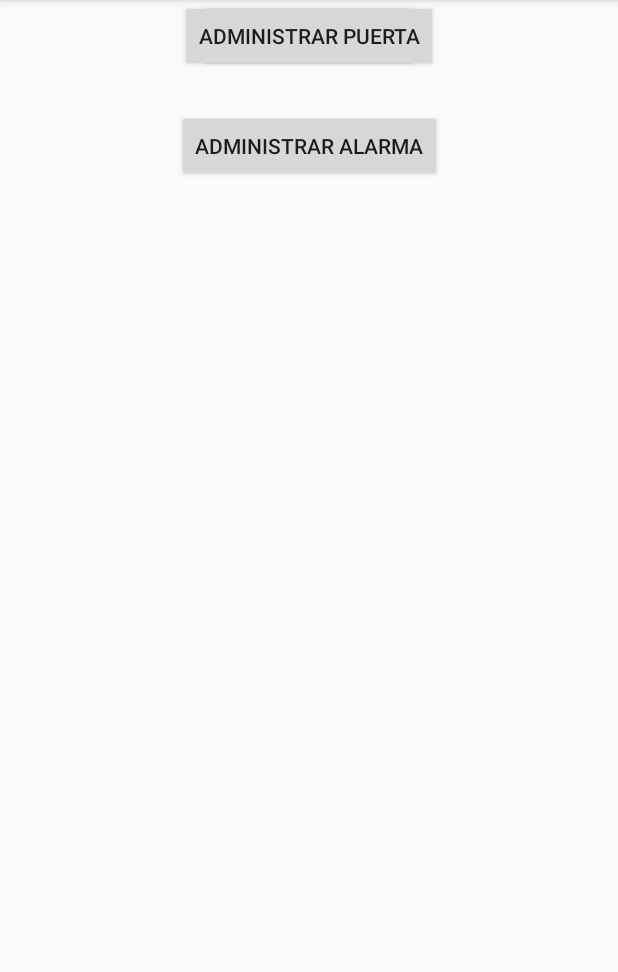
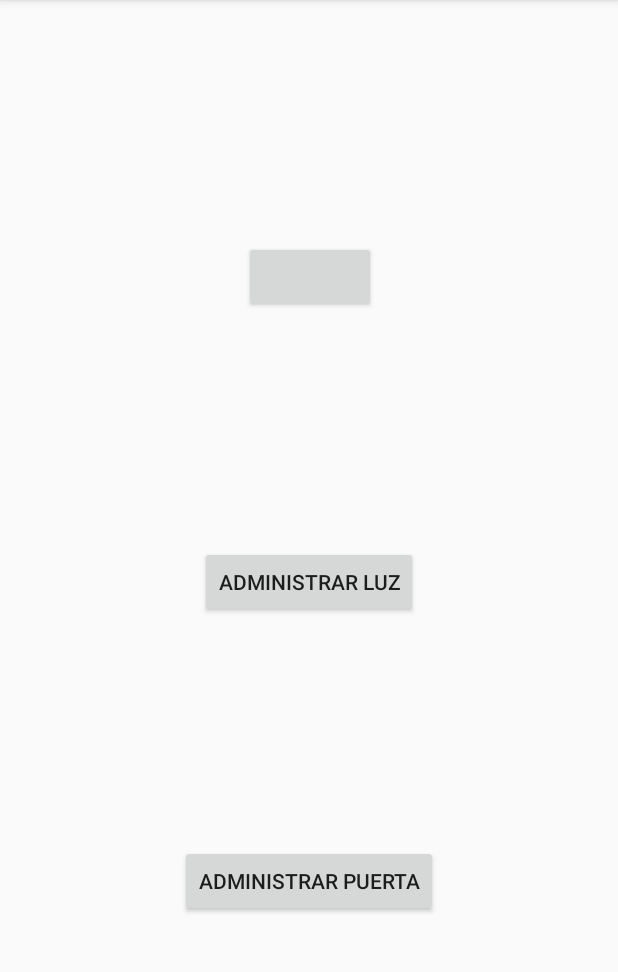
Before and after one commit to GonzaloDavid/ProyectoMoviles, an Android app: the Administrar screen opened directly, with no data from a screen before it, on a phone screen of 412 x 824 dp, the part 84-1056 px from its top. Run offline under Robolectric (Android 15) with nearby library versions, the phone set to English and light mode, and no system bars.

Commit message:
Añadi imagenes

```diff
--- a/app/src/main/res/layout/activity_administrar.xml
+++ b/app/src/main/res/layout/activity_administrar.xml
@@ -5,6 +5,7 @@
     android:layout_width="match_parent"
     android:layout_height="match_parent"
     tools:context=".Administrar">
+
     <Button
         android:id="@+id/bAdminAlarma"
         android:layout_width="wrap_content"
@@ -16,37 +17,44 @@
         android:layout_marginStart="8dp"
         android:layout_marginTop="8dp"
         android:onClick="llamarAdministrarAlarma"
-        android:text="ADMINISTRAR ALARMA"
         app:layout_constraintBottom_toBottomOf="parent"
         app:layout_constraintEnd_toEndOf="parent"
+        app:layout_constraintHorizontal_bias="0.502"
         app:layout_constraintStart_toStartOf="parent"
         app:layout_constraintTop_toTopOf="parent"
-        app:layout_constraintVertical_bias="0.093" />
+        app:layout_constraintVertical_bias="0.217" />
 
     <Button
         android:id="@+id/bAdministrarLuz"
         android:layout_width="wrap_content"
         android:layout_height="wrap_content"
+        android:layout_marginBottom="8dp"
         android:layout_marginEnd="8dp"
         android:layout_marginLeft="8dp"
         android:layout_marginRight="8dp"
         android:layout_marginStart="8dp"
+        android:layout_marginTop="16dp"
         android:text="ADMINISTRAR LUZ"
+        app:layout_constraintBottom_toBottomOf="parent"
         app:layout_constraintEnd_toEndOf="parent"
         app:layout_constraintStart_toStartOf="parent"
-        tools:layout_editor_absoluteY="197dp" />
+        app:layout_constraintTop_toTopOf="parent" />
 
     <Button
         android:id="@+id/bAdministrarPuerta"
         android:layout_width="wrap_content"
         android:layout_height="wrap_content"
+        android:layout_marginBottom="8dp"
         android:layout_marginEnd="8dp"
         android:layout_marginLeft="8dp"
         android:layout_marginRight="8dp"
         android:layout_marginStart="8dp"
+        android:layout_marginTop="8dp"
         android:text="ADMINISTRAR PUERTA"
+        app:layout_constraintBottom_toBottomOf="parent"
         app:layout_constraintEnd_toEndOf="parent"
         app:layout_constraintStart_toStartOf="parent"
-        tools:layout_editor_absoluteY="352dp" />
+        app:layout_constraintTop_toTopOf="parent"
+        app:layout_constraintVertical_bias="0.789" />
 
 </android.support.constraint.ConstraintLayout>
```
Also changed, not shown: app/src/main/res/drawable/alarma.png (added), app/src/main/res/drawable/focus.png (added), app/src/main/res/drawable/puerta.png (added).
